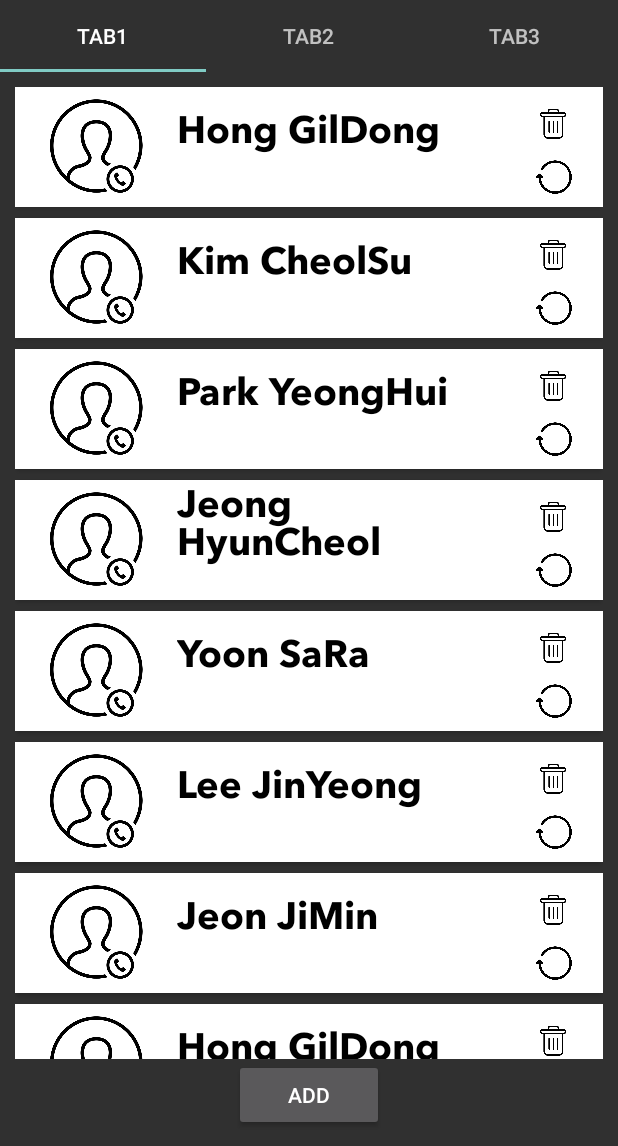
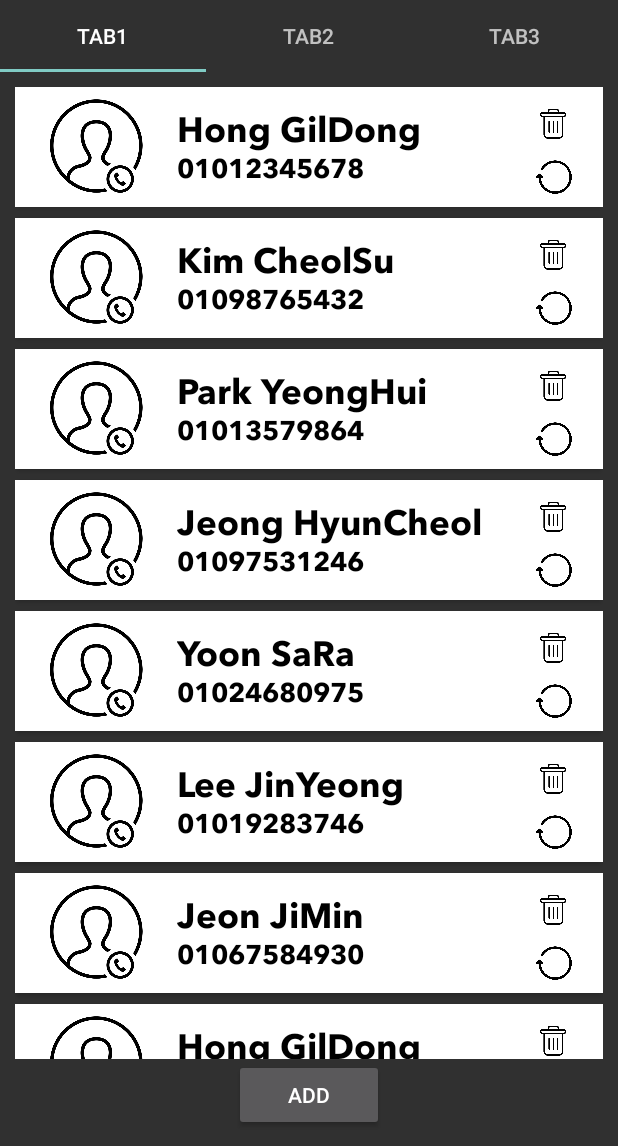
Before and after one commit to Flow-Week01/Project01, an Android app: the screen it shows after launch (MainActivity), on a phone screen of 412 x 824 dp, the part 90-1236 px from its top. Run offline under Robolectric (Android 15) with nearby library versions, the phone set to English and light mode, and no system bars.

Commit message:
Tab1: Fix Text Color Problem

```diff
--- a/app/src/main/res/layout/custom_listview.xml
+++ b/app/src/main/res/layout/custom_listview.xml
@@ -39,7 +39,7 @@
             android:id="@+id/nameTxt"
             android:layout_width="match_parent"
             android:layout_height="wrap_content"
-            android:textSize="25dp"
+            android:textSize="23dp"
             android:textStyle="bold"
             android:text="TextView"
             android:background="#ffffff"
@@ -52,6 +52,7 @@
             android:layout_height="wrap_content"
             android:textSize="18dp"
             android:text="TextView"
+            android:textColor="@color/black"
             android:background="#ffffff"
             android:fontFamily="@font/avenirbold"/>
     </LinearLayout>
```
